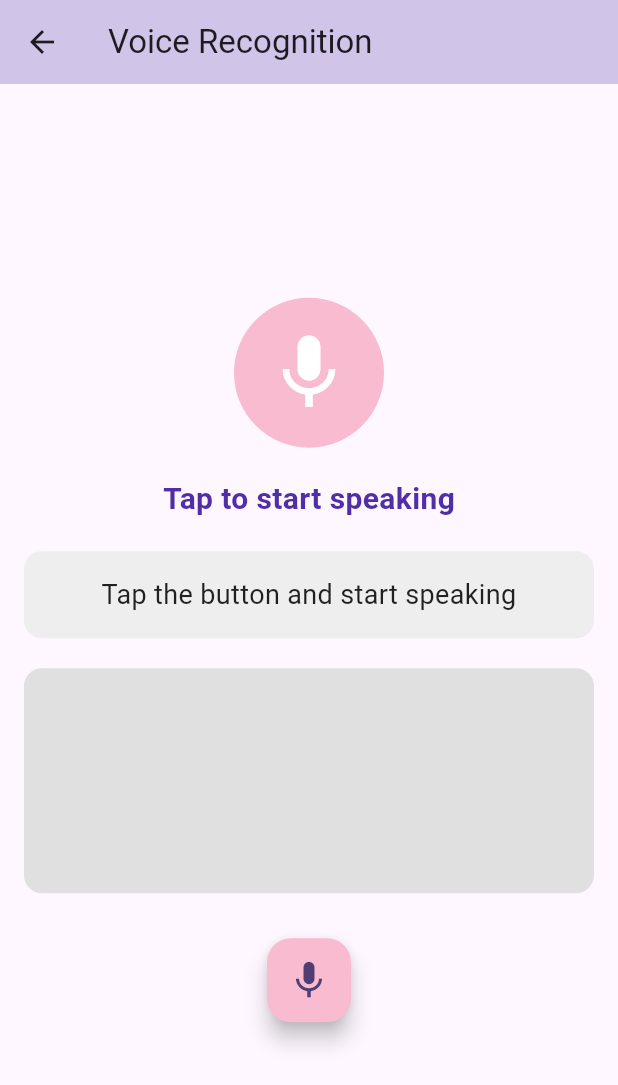
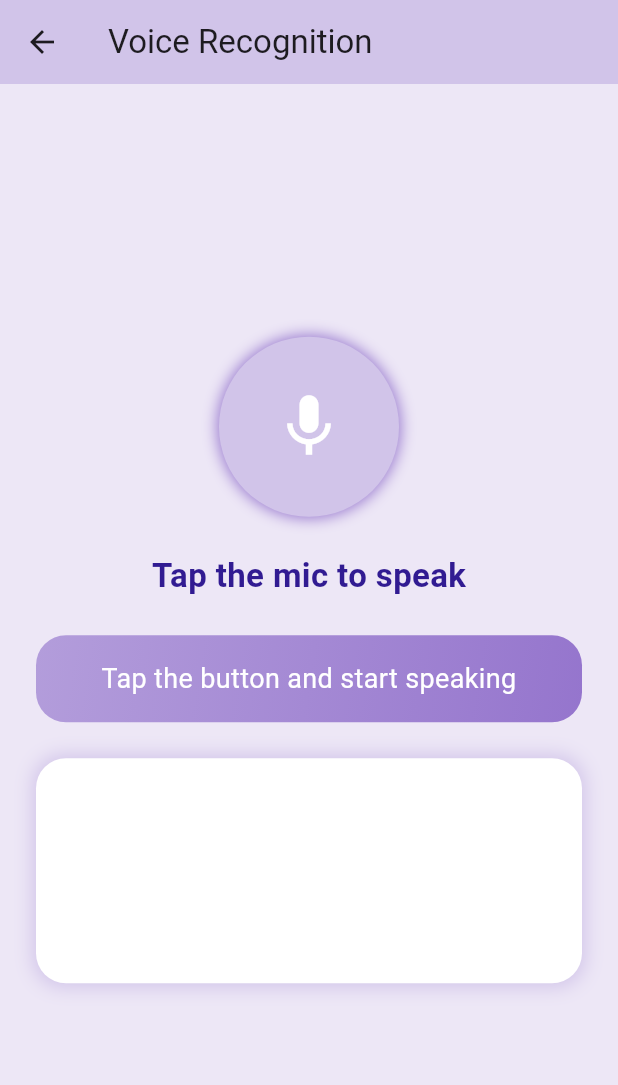
Before and after one commit to khaoualaND/deepLearning_integration, a Flutter app: the HomePage screen opened directly with empty values, after a tap on "Start Voice Recognition", on a phone screen of 412 x 824 dp. Shown: the top 1085 px of the screen. Run offline on Flutter 3.47's test engine with Material 3 defaults, Android fonts, the phone set to English and light mode, and no system bars; our stand-ins replace firebase_auth, firebase_core, fl_chart, google_generative_ai, image_picker, speech_to_text; accounts and stored records are empty.

Commit message:
updated front

```diff
--- a/lib/pages/ann_page.dart
+++ b/lib/pages/ann_page.dart
@@ -33,8 +33,7 @@ class AnnPageState extends State<AnnPage> {
       return;
     }
 
-    final Uri uri = Uri.parse('http://192.168.1.215:5000/classify_ann'); // Flask server URL
-
+    final Uri uri = Uri.parse('http://172.20.30.38:5000/classify_ann');
     try {
       final request = http.MultipartRequest('POST', uri);
       request.files.add(http.MultipartFile.fromBytes(
--- a/lib/pages/cnn_page.dart
+++ b/lib/pages/cnn_page.dart
@@ -33,8 +33,7 @@ class CnnPageState extends State<CnnPage> {
       return;
     }
 
-    final Uri uri = Uri.parse('http://192.168.1.215:5000/classify_cnn'); // Flask server URL
-
+    final Uri uri = Uri.parse('http://172.20.30.38:5000/classify_cnn');
     try {
       final request = http.MultipartRequest('POST', uri);
       request.files.add(http.MultipartFile.fromBytes(
--- a/lib/pages/home_page.dart
+++ b/lib/pages/home_page.dart
@@ -1,4 +1,5 @@
 import 'package:flutter/material.dart';
+import 'package:flutter_project/pages/ann_page.dart';
 import '../Widgets/app_drawer.dart'; // Import the AppDrawer
 import '../pages/voice_recognition_page.dart'; // Add other pages
 
@@ -19,15 +20,24 @@ class HomePage extends StatelessWidget {
       body: Padding(
         padding: const EdgeInsets.all(16.0),
         child: Center(
+          child: SingleChildScrollView(
             child: Column(
-            mainAxisAlignment: MainAxisAlignment.center,
+              mainAxisAlignment: MainAxisAlignment.start,
               crossAxisAlignment: CrossAxisAlignment.center,
               children: [
-              const Icon(Icons.home, size: 100, color: Colors.deepPurple),
-              const SizedBox(height: 20),
+                // Home Icon
+                Container(
+                  padding: const EdgeInsets.symmetric(vertical: 30),
+                  child: const Icon(Icons.home, size: 120, color: Colors.deepPurple),
+                ),
+                // Welcome Text
                 Text(
                   "Welcome, $name!",
-                style: const TextStyle(fontSize: 24, fontWeight: FontWeight.bold, color: Colors.deepPurple),
+                  style: const TextStyle(
+                    fontSize: 28,
+                    fontWeight: FontWeight.bold,
+                    color: Colors.deepPurple,
+                  ),
                 ),
                 const SizedBox(height: 10),
                 Text(
@@ -35,12 +45,48 @@ class HomePage extends StatelessWidget {
                   style: const TextStyle(fontSize: 16, color: Colors.black45),
                 ),
                 const SizedBox(height: 30),
+
+                // Image Classification Intro Text
+                Container(
+                  padding: const EdgeInsets.symmetric(vertical: 20),
+                  child: Text(
+                    "Explore Image Classification with ANN and CNN",
+                    style: TextStyle(
+                      fontSize: 22,
+                      fontWeight: FontWeight.bold,
+                      color: Colors.deepPurple.shade700,
+                    ),
+                    textAlign: TextAlign.center,
+                  ),
+                ),
+                Text(
+                  "Artificial Neural Networks (ANN) and Convolutional Neural Networks (CNN) are powerful tools used for classifying images.",
+                  style: TextStyle(
+                    fontSize: 16,
+                    color: Colors.deepPurple.shade500,
+                    height: 1.5,
+                  ),
+                  textAlign: TextAlign.center,
+                ),
+                const SizedBox(height: 10),
+                Text(
+                  "With ANN, we recognize objects based on learned patterns, while CNN is specifically designed for processing visual data. Both models excel at classifying objects in images.",
+                  style: TextStyle(
+                    fontSize: 16,
+                    color: Colors.deepPurple.shade500,
+                    height: 1.5,
+                  ),
+                  textAlign: TextAlign.center,
+                ),
+                const SizedBox(height: 30),
+
+                // Button to Voice Recognition Page
                 ElevatedButton(
                   onPressed: () {
                     // Navigate to the Voice Recognition Page or any other functionality
                     Navigator.push(
                       context,
-                    MaterialPageRoute(builder: (context) =>  VoiceRecognitionPage()),
+                      MaterialPageRoute(builder: (context) => VoiceRecognitionPage()),
                     );
                   },
                   style: ElevatedButton.styleFrom(
@@ -52,7 +98,26 @@ class HomePage extends StatelessWidget {
                   ),
                   child: const Text('Start Voice Recognition', style: TextStyle(fontSize: 18)),
                 ),
+                const SizedBox(height: 20),
+                // Button to Image Classification Page (Navigating to AnnPage)
+                ElevatedButton(
+                  onPressed: () {
+                    Navigator.push(
+                      context,
+                      MaterialPageRoute(builder: (context) => AnnPage()),
+                    );
+                  },
+                  style: ElevatedButton.styleFrom(
+                    backgroundColor: Colors.deepPurple.shade300,
+                    padding: const EdgeInsets.symmetric(vertical: 16, horizontal: 40),
+                    shape: RoundedRectangleBorder(
+                      borderRadius: BorderRadius.circular(12),
+                    ),
+                  ),
+                  child: const Text('Start Image Classification', style: TextStyle(fontSize: 18)),
+                ),
               ],
+            ),
           ),
         ),
       ),
--- a/lib/pages/voice_recognition_page.dart
+++ b/lib/pages/voice_recognition_page.dart
@@ -1,7 +1,6 @@
 import 'package:flutter/material.dart';
 import 'package:speech_to_text/speech_to_text.dart' as stt;
 import 'package:google_generative_ai/google_generative_ai.dart';
-import 'package:flutter_dotenv/flutter_dotenv.dart';
 
 class VoiceRecognitionPage extends StatefulWidget {
   @override
@@ -14,28 +13,16 @@ class _VoiceRecognitionPageState extends State<VoiceRecognitionPage> {
   String _transcribedText = 'Tap the button and start speaking';
   String _responseText = '';
   late GenerativeModel _model;
-  late String _apiKey;
+  final String _apiKey = 'AIzaSyAgzvusIUMcY98ba-Jbo8CGHeOJgZ9TiOY';
 
   @override
   void initState() {
     super.initState();
     _speech = stt.SpeechToText();
-    _loadApiKey();
-  }
-
-  void _loadApiKey() async {
-    await dotenv.load();
-    setState(() {
-      _apiKey = dotenv.env['API_KEY'] ?? '';
-      if (_apiKey.isEmpty) {
-        _responseText = 'API key not found. Please check your .env file.';
-      } else {
     _model = GenerativeModel(
       model: 'gemini-1.5-flash',
       apiKey: _apiKey,
     );
-      }
-    });
   }
 
   Future<void> _listen() async {
@@ -63,11 +50,11 @@ class _VoiceRecognitionPageState extends State<VoiceRecognitionPage> {
     try {
       final response = await _model.generateContent([Content.text(prompt)]);
       setState(() {
-        _responseText = response.text ?? 'No response from Gemini';
+        _responseText = response.text!;
       });
     } catch (e) {
       setState(() {
-        _responseText = 'Failed to generate response: ${e.toString()}';
+        _responseText = 'Failed to generate response: $e';
       });
     }
   }
@@ -76,79 +63,106 @@ class _VoiceRecognitionPageState extends State<VoiceRecognitionPage> {
   Widget build(BuildContext context) {
     return Scaffold(
       appBar: AppBar(
-        title: const Text('Voice Recognition'),
+        title: Text('Voice Recognition'),
         backgroundColor: Colors.deepPurple.shade100,
+        elevation: 0,
       ),
-      body: Padding(
-        padding: const EdgeInsets.all(16.0),
+      body: Container(
+        color: Colors.deepPurple.shade50,
+        child: Padding(
+          padding: const EdgeInsets.all(24.0),
           child: Column(
             mainAxisAlignment: MainAxisAlignment.center,
+            crossAxisAlignment: CrossAxisAlignment.center,
             children: [
-            CircleAvatar(
-              radius: 50,
-              backgroundColor: Colors.pink.shade100,
+              // Custom rounded mic button
+              GestureDetector(
+                onTap: _listen,
+                child: AnimatedContainer(
+                  duration: Duration(milliseconds: 300),
+                  width: _isListening ? 90 : 120,
+                  height: _isListening ? 90 : 120,
+                  decoration: BoxDecoration(
+                    color: Colors.deepPurple.shade100,
+                    shape: BoxShape.circle,
+                    boxShadow: [
+                      BoxShadow(
+                        color: Colors.deepPurple.shade300,
+                        blurRadius: 8.0,
+                        spreadRadius: 1.0,
+                      ),
+                    ],
+                  ),
+                  child: Center(
                     child: Icon(
-                Icons.mic,
-                size: 60,
-                color: _isListening ? Colors.green : Colors.white,
+                      _isListening ? Icons.stop : Icons.mic,
+                      size: 50,
+                      color: Colors.white,
                     ),
                   ),
-            const SizedBox(height: 20),
-            Text(
-              'Tap to start speaking',
-              style: TextStyle(
-                fontSize: 20.0,
-                fontWeight: FontWeight.w600,
-                color: Colors.deepPurple.shade700,
                 ),
               ),
-            const SizedBox(height: 20),
+              SizedBox(height: 24),
+              Text(
+                'Tap the mic to speak',
+                style: TextStyle(
+                  fontSize: 22,
+                  fontWeight: FontWeight.bold,
+                  color: Colors.deepPurple.shade900,
+                ),
+              ),
+              SizedBox(height: 24),
+              // Transcribed text container with a rounded border and gradient
               Container(
                 width: double.infinity,
                 padding: const EdgeInsets.all(16.0),
                 decoration: BoxDecoration(
-                color: Colors.grey[200],
-                borderRadius: BorderRadius.circular(12),
+                  gradient: LinearGradient(
+                    colors: [Colors.deepPurple.shade200, Colors.deepPurple.shade300],
+                    begin: Alignment.topLeft,
+                    end: Alignment.bottomRight,
+                  ),
+                  borderRadius: BorderRadius.circular(20),
                 ),
                 child: Text(
                   _transcribedText,
-                style: const TextStyle(
+                  style: TextStyle(
                     fontSize: 18,
-                  color: Colors.black87,
+                    color: Colors.white,
                   ),
                   textAlign: TextAlign.center,
                 ),
               ),
-            const SizedBox(height: 20),
+              SizedBox(height: 24),
+              // Response text container with shadow and rounded corners
               Container(
                 width: double.infinity,
                 height: 150,
                 padding: const EdgeInsets.all(16.0),
                 decoration: BoxDecoration(
-                color: Colors.grey[300],
-                borderRadius: BorderRadius.circular(12),
+                  color: Colors.white,
+                  borderRadius: BorderRadius.circular(20),
+                  boxShadow: [
+                    BoxShadow(
+                      color: Colors.deepPurple.shade100,
+                      blurRadius: 10,
+                      spreadRadius: 2,
+                    ),
+                  ],
                 ),
                 child: SingleChildScrollView(
                   child: Text(
                     _responseText,
-                  style: const TextStyle(
+                    style: TextStyle(
                       fontSize: 16,
-                    color: Colors.black54,
+                      color: Colors.deepPurple.shade900,
                     ),
                     textAlign: TextAlign.center,
                   ),
                 ),
               ),
-            const SizedBox(height: 30),
-            FloatingActionButton(
-              onPressed: _listen,
-              backgroundColor: _isListening ? Colors.green.shade400 : Colors.pink.shade100,
-              child: Icon(
-                _isListening ? Icons.stop : Icons.mic,
-                size: 30,
+            ],
           ),
-            ),
-          ],
         ),
       ),
     );
```
Also changed, not shown: assets/labels.txt (+7 -10 lines), 2 other files. Lines whose indentation alone changed are shown as unchanged.
